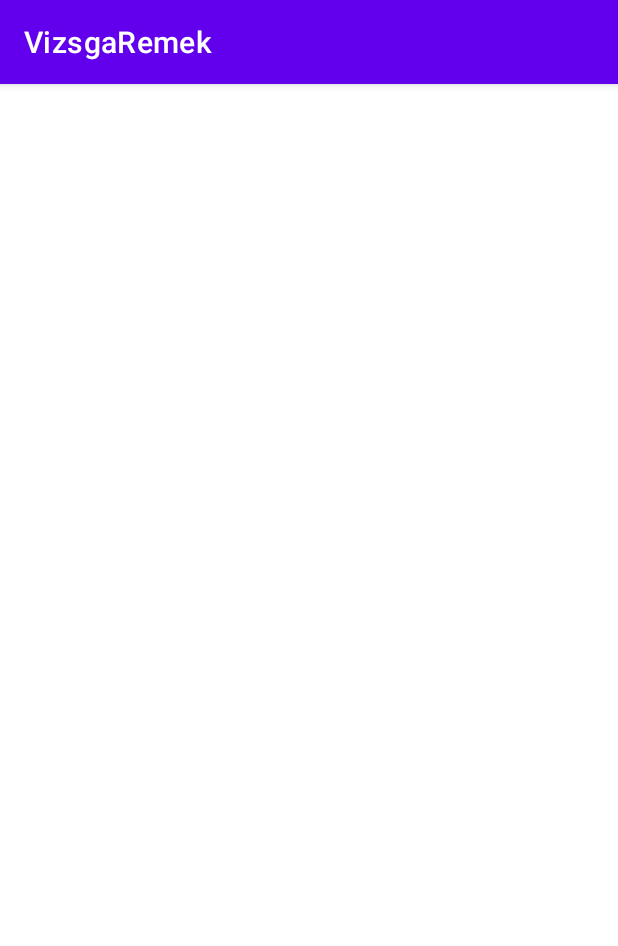
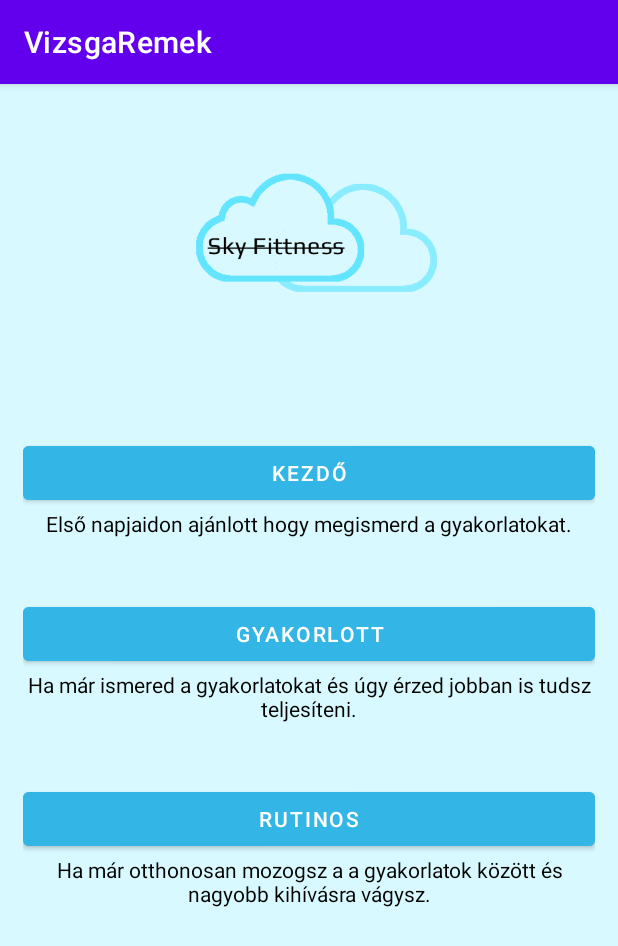
Before and after one commit to vargaszabi/VizsgaRemek_Android, an Android app: the UserMainActivity screen opened directly, with no data from a screen before it, on a phone screen of 412 x 824 dp. Shown: the top 946 px of the screen. Run offline under Robolectric (Android 15) with nearby library versions, the phone set to English and light mode, and no system bars; network calls fail.

Commit message:
Hibakezelés javítása, user screen design

```diff
--- a/app/src/main/AndroidManifest.xml
+++ b/app/src/main/AndroidManifest.xml
@@ -18,9 +18,6 @@
             android:name=".UserExerciseActivity"
             android:exported="false" />
         <activity
-            android:name=".AdminActivity"
-            android:exported="false" />
-        <activity
             android:name=".UserMainActivity"
             android:exported="false" />
         <activity
--- a/app/src/main/java/com/example/vizsgaremek/AdminActivity.java
+++ /dev/null
@@ -1,17 +0,0 @@
-package com.example.vizsgaremek;
-
-import androidx.appcompat.app.AppCompatActivity;
-
-import android.os.Bundle;
-
-public class AdminActivity extends AppCompatActivity {
-
-    @Override
-    protected void onCreate(Bundle savedInstanceState) {
-        super.onCreate(savedInstanceState);
-        setContentView(R.layout.activity_admin);
-
-        //userek listázása és kezelése név alapján szűréssel
-        //user nézetre váltás lehetősége
-    }
-}
--- a/app/src/main/java/com/example/vizsgaremek/LoginActivity.java
+++ b/app/src/main/java/com/example/vizsgaremek/LoginActivity.java
@@ -107,7 +107,7 @@ public class LoginActivity extends AppCompatActivity {
             Gson converter = new Gson();
 
             if (response.getResponseCode() >= 400) {
-                Toast.makeText(LoginActivity.this, response.getContent(), Toast.LENGTH_SHORT).show();
+                Toast.makeText(LoginActivity.this, "Nem megfelelő email vagy jelszó", Toast.LENGTH_SHORT).show();
 
             } else {
                 Toast.makeText(LoginActivity.this, "Siekeres Bejelentkezés", Toast.LENGTH_SHORT).show();
--- a/app/src/main/java/com/example/vizsgaremek/RegistrationActivity.java
+++ b/app/src/main/java/com/example/vizsgaremek/RegistrationActivity.java
@@ -130,7 +130,7 @@ public class RegistrationActivity extends AppCompatActivity {
             super.onPostExecute(response);
             if (response.getResponseCode() >= 400) {
                 Toast.makeText(RegistrationActivity.this,
-                        response.getContent(), Toast.LENGTH_SHORT).show();
+                        "A regisztráció feltételei nem felelnek meg", Toast.LENGTH_SHORT).show();
             } else {
                 Toast.makeText(RegistrationActivity.this,
                        "Sikeres Regisztráció", Toast.LENGTH_SHORT).show();
--- a/app/src/main/res/layout/activity_admin.xml
+++ /dev/null
@@ -1,9 +0,0 @@
-<?xml version="1.0" encoding="utf-8"?>
-<androidx.constraintlayout.widget.ConstraintLayout xmlns:android="http://schemas.android.com/apk/res/android"
-    xmlns:app="http://schemas.android.com/apk/res-auto"
-    xmlns:tools="http://schemas.android.com/tools"
-    android:layout_width="match_parent"
-    android:layout_height="match_parent"
-    tools:context=".AdminActivity">
-
-</androidx.constraintlayout.widget.ConstraintLayout>
--- a/app/src/main/res/layout/activity_user_main.xml
+++ b/app/src/main/res/layout/activity_user_main.xml
@@ -1,9 +1,64 @@
 <?xml version="1.0" encoding="utf-8"?>
-<androidx.constraintlayout.widget.ConstraintLayout xmlns:android="http://schemas.android.com/apk/res/android"
+<LinearLayout xmlns:android="http://schemas.android.com/apk/res/android"
     xmlns:app="http://schemas.android.com/apk/res-auto"
     xmlns:tools="http://schemas.android.com/tools"
     android:layout_width="match_parent"
     android:layout_height="match_parent"
+    android:background="#d8f9ff"
+    android:orientation="vertical"
+    android:padding="15dp"
     tools:context=".UserMainActivity">
 
-</androidx.constraintlayout.widget.ConstraintLayout>
+
+    <ImageView android:layout_height="200dp"
+        android:layout_width="match_parent"
+        android:src="@drawable/sky_logo"
+        android:id="@+id/logo"/>
+
+    <Button
+        android:layout_width="match_parent"
+        android:layout_height="wrap_content"
+        android:id="@+id/kezdo"
+        android:text="Kezdő"
+        android:layout_marginTop="20dp"
+        android:backgroundTint="@android:color/holo_blue_light" />
+    <TextView
+        android:layout_width="match_parent"
+        android:layout_height="wrap_content"
+        android:textColor="@color/black"
+        android:gravity="center"
+        android:id="@+id/szoveg1"
+        android:text="Első napjaidon ajánlott hogy megismerd a gyakorlatokat."/>
+
+    <Button
+        android:layout_width="match_parent"
+        android:layout_height="wrap_content"
+        android:id="@+id/gyakorlott"
+        android:text="Gyakorlott"
+        android:layout_marginTop="40dp"
+        android:backgroundTint="@android:color/holo_blue_light"/>
+    <TextView
+        android:layout_width="match_parent"
+        android:layout_height="wrap_content"
+        android:textColor="@color/black"
+        android:gravity="center"
+        android:id="@+id/szoveg2"
+        android:text="Ha már ismered a gyakorlatokat és úgy érzed jobban is tudsz teljesíteni."/>
+
+    <Button
+        android:layout_width="match_parent"
+        android:layout_height="wrap_content"
+        android:id="@+id/rutinos"
+        android:text="Rutinos"
+        android:layout_marginTop="40dp"
+        android:backgroundTint="@android:color/holo_blue_light"/>
+    <TextView
+        android:layout_width="match_parent"
+        android:layout_height="wrap_content"
+        android:textColor="@color/black"
+        android:gravity="center"
+        android:id="@+id/szoveg3"
+        android:text="Ha már otthonosan mozogsz a a gyakorlatok között és nagyobb kihívásra vágysz."/>
+
+
+</LinearLayout>
```
